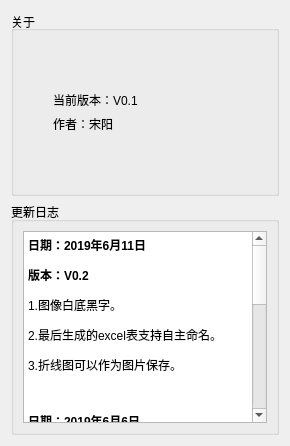
Before: the Qt Designer form diy/aboutdialog/aboutme.ui in yourback/FPSDataDisplay, drawn with Qt 5.
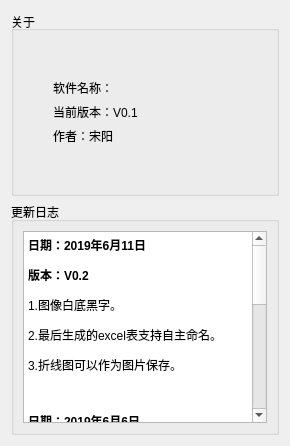
After: the same form once the commit is applied.

```diff
--- a/diy/aboutdialog/aboutme.ui
+++ b/diy/aboutdialog/aboutme.ui
@@ -67,7 +67,17 @@
        </spacer>
       </item>
       <item>
-       <widget class="QLabel" name="label">
+       <widget class="QLabel" name="app_name">
+        <property name="text">
+         <string>软件名称：</string>
+        </property>
+        <property name="indent">
+         <number>30</number>
+        </property>
+       </widget>
+      </item>
+      <item>
+       <widget class="QLabel" name="version_code">
         <property name="enabled">
          <bool>true</bool>
         </property>
```
